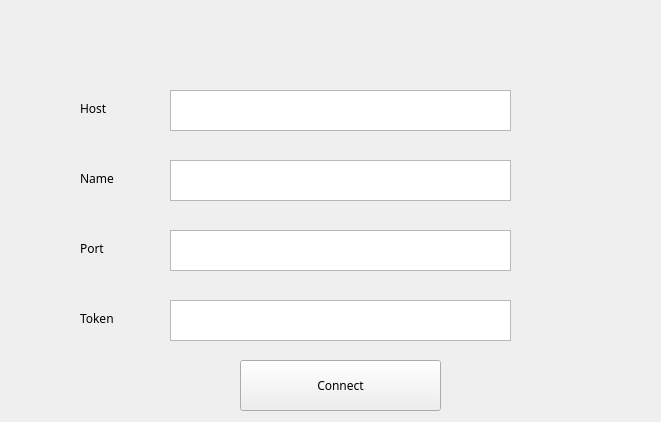
Qt form src/operator/gui/resources/ui/connect_screen.ui (ProDefense/Avocado) before a commit.
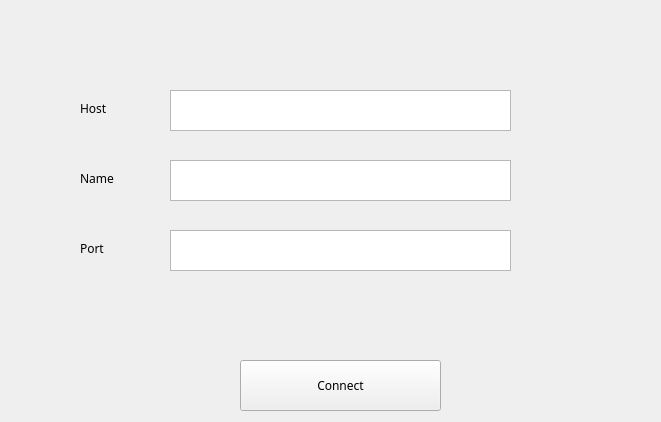
The same form after that commit.

Commit message: Added a popup connect screen window that doesn't close unless you put in the correct host/port info. name is unused.

Patch:
```diff
--- a/src/operator/gui/resources/ui/connect_screen.ui
+++ b/src/operator/gui/resources/ui/connect_screen.ui
@@ -21,7 +21,10 @@
   <property name="styleSheet">
    <string notr="true"/>
   </property>
-  <layout class="QGridLayout" name="gridLayout">
+  <layout class="QVBoxLayout" name="verticalLayout">
+   <property name="spacing">
+    <number>0</number>
+   </property>
    <property name="leftMargin">
     <number>0</number>
    </property>
@@ -34,10 +37,7 @@
    <property name="bottomMargin">
     <number>0</number>
    </property>
-   <property name="spacing">
-    <number>0</number>
-   </property>
-   <item row="0" column="0">
+   <item>
     <widget class="QWidget" name="widget" native="true">
      <widget class="QTextEdit" name="Host">
       <property name="geometry">
@@ -69,22 +69,6 @@
        </rect>
       </property>
      </widget>
-     <widget class="QTextEdit" name="Token">
-      <property name="geometry">
-       <rect>
-        <x>170</x>
-        <y>300</y>
-        <width>341</width>
-        <height>41</height>
-       </rect>
-      </property>
-      <property name="minimumSize">
-       <size>
-        <width>1</width>
-        <height>0</height>
-       </size>
-      </property>
-     </widget>
      <widget class="QPushButton" name="connectButton">
       <property name="geometry">
        <rect>
@@ -124,19 +108,6 @@
        <string>Port</string>
       </property>
      </widget>
-     <widget class="QLabel" name="label_4">
-      <property name="geometry">
-       <rect>
-        <x>80</x>
-        <y>310</y>
-        <width>58</width>
-        <height>16</height>
-       </rect>
-      </property>
-      <property name="text">
-       <string>Token</string>
-      </property>
-     </widget>
      <widget class="QLabel" name="label_3">
       <property name="geometry">
        <rect>
```
The commit also changes 3 other files.
